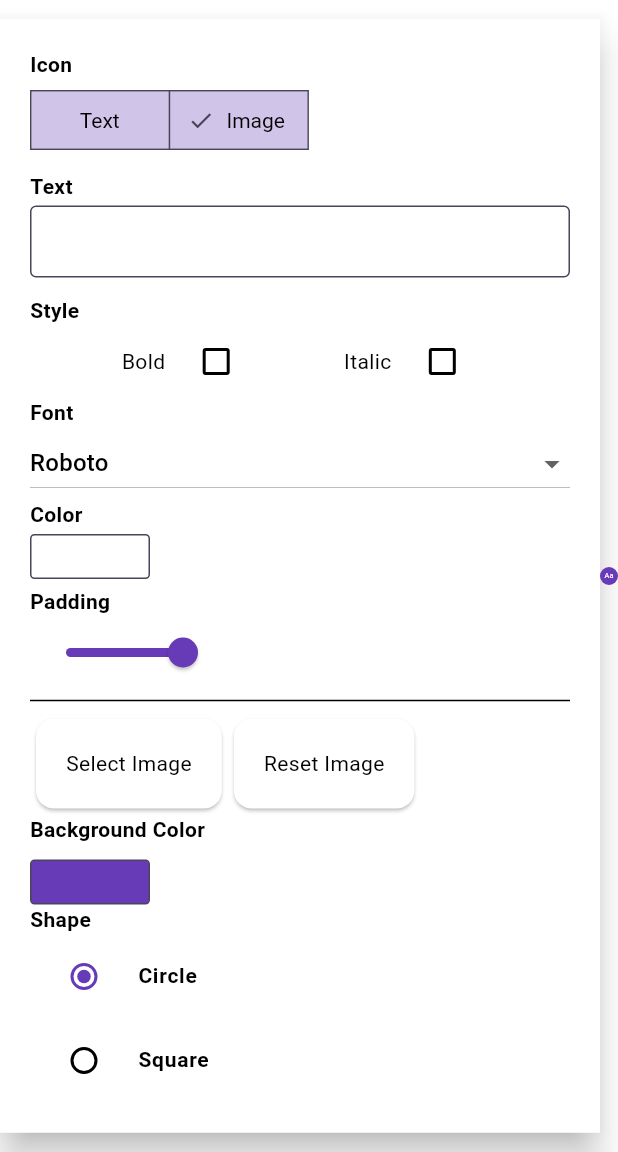
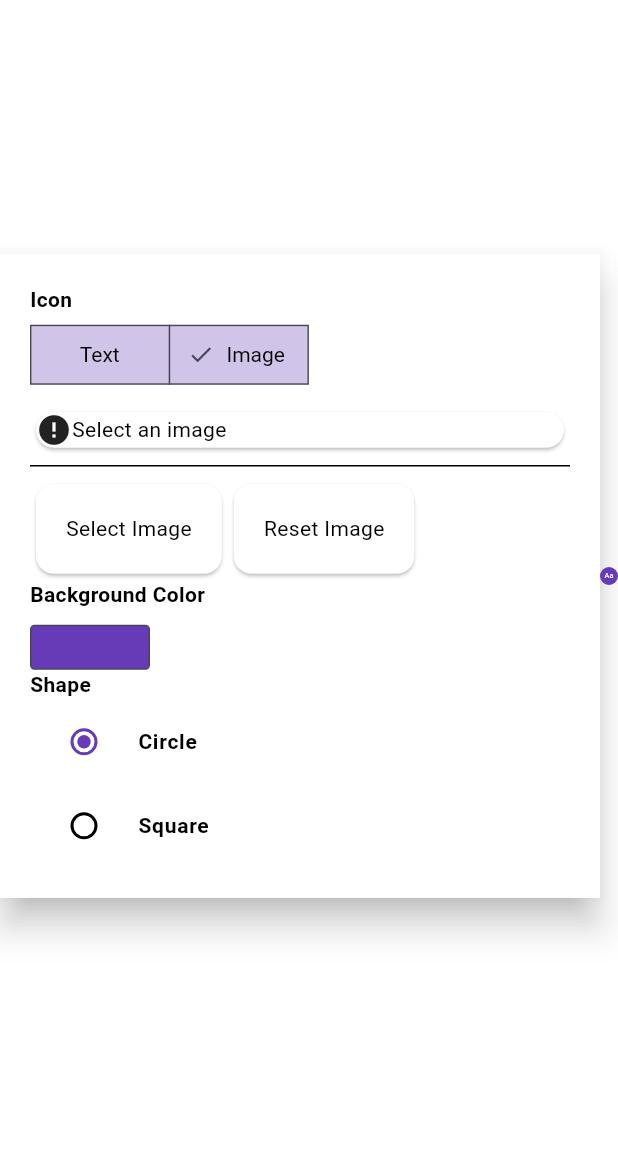
Before and after one commit to qasim-xo/icon_chef, a Flutter app: the IconEditorDesktopScreen screen opened directly, after a tap on "Image", on a phone screen of 412 x 824 dp, the part 84-1236 px from its top. Run offline on Flutter 3.47's test engine with Material 3 defaults, Android fonts, the phone set to English and light mode, and no system bars; our stand-ins replace auto_route, flutter_colorpicker, flutter_riverpod, freezed_annotation, google_fonts, image_picker and 1 more; missing offline and left inert: image_downloader_web.

Commit message:
added image

```diff
--- a/lib/screens/icon_editor/widgets/android_icon_widget.dart
+++ b/lib/screens/icon_editor/widgets/android_icon_widget.dart
@@ -21,8 +21,9 @@ class AndroidIconWidget extends ConsumerWidget {
     final padding = ref.watch(iconEditorProvider).padding;
     final bgColor = ref.watch(iconEditorProvider).backgroundColor;
     final shape = ref.watch(iconEditorProvider).shape;
+    final webImage = ref.watch(iconEditorProvider).webImage;
     // final mobileImage = ref.watch(iconEditorProvider).mobileImage;
-    final webImage = ref.watch(iconEditorProvider).webBgImage;
+    final webBgImage = ref.watch(iconEditorProvider).webBgImage;
     return RepaintBoundary(
       key: globalKey,
       child: Container(
@@ -30,28 +31,38 @@ class AndroidIconWidget extends ConsumerWidget {
         width: 60,
         decoration: BoxDecoration(
           borderRadius: shape == Shape.square ? BorderRadius.circular(6) : null,
-          image: webImage != null
+          image: webBgImage != null
               ? DecorationImage(
-                  image: MemoryImage(webImage),
+                  image: MemoryImage(webBgImage),
                 )
-              : null, // No image if webImage is null
+              : null, // No image if webBgImage
 
           shape: shape == Shape.circle ? BoxShape.circle : BoxShape.rectangle,
-          color: webImage == null
+          color: webBgImage == null
               ? Color(bgColor)
               : null, // Use primary color if no image
         ),
         child: Center(
           child: FittedBox(
-            fit: BoxFit.fitWidth,
+            fit: BoxFit.cover,
             child: Padding(
               padding: EdgeInsets.all(padding),
-              child: Text(
+              child: webImage != null
+                  ? Image.memory(
+                      height: 60,
+                      width: 60,
+                      webImage,
+                      fit: BoxFit.fitWidth,
+                    )
+                  : Text(
                       text,
                       style: context.textTheme.bodyMedium?.copyWith(
-                  fontFamily: GoogleFonts.getFont(selectedFont).fontFamily,
-                  fontWeight: isBold ? FontWeight.bold : FontWeight.normal,
-                  fontStyle: isItalic ? FontStyle.italic : FontStyle.normal,
+                        fontFamily:
+                            GoogleFonts.getFont(selectedFont).fontFamily,
+                        fontWeight:
+                            isBold ? FontWeight.bold : FontWeight.normal,
+                        fontStyle:
+                            isItalic ? FontStyle.italic : FontStyle.normal,
                         fontSize: 40,
                         color: Color(iconTextColor),
                       ),
--- a/lib/screens/icon_editor/widgets/icon_settings_bar_widget.dart
+++ b/lib/screens/icon_editor/widgets/icon_settings_bar_widget.dart
@@ -5,6 +5,7 @@ import 'package:icon_chef/screens/icon_editor/providers/icon_editor_provider.dar
 import 'package:icon_chef/screens/icon_editor/widgets/android_icon_widget.dart';
 import 'package:icon_chef/screens/icon_editor/widgets/background_options_widget.dart';
 import 'package:icon_chef/screens/icon_editor/widgets/clip_art_widget.dart';
+import 'package:icon_chef/screens/icon_editor/widgets/image_tab_options_widget.dart';
 import 'package:icon_chef/screens/icon_editor/widgets/text_tab_options_widget.dart';
 
 class IconSettingsBarWidget extends ConsumerStatefulWidget {
@@ -59,9 +60,11 @@ class _IconSettingsBarWidgetState extends ConsumerState<IconSettingsBarWidget> {
                   SizedBox(
                     height: 10,
                   ),
-                  TextTabOptionsWidget(
-                    textController: textController,
-                  ),
+                  selectedTab == 'Text'
+                      ? TextTabOptionsWidget(
+                          textController: textController,
+                        )
+                      : ImageTabOptionsWidget(),
                   Divider(),
                   BackgroundOptionsWidget(),
                 ],
--- a/lib/screens/icon_editor/widgets/image_tab_options_widget.dart
+++ b/lib/screens/icon_editor/widgets/image_tab_options_widget.dart
@@ -21,7 +21,7 @@ class ImageTabOptionsWidget extends ConsumerWidget {
             await picker.pickImage(source: ImageSource.gallery);
         if (image != null) {
           var selected = File(image.path);
-          // ref.read(iconEditorProvider.notifier).setMobileImage(selected);
+          ref.read(iconEditorProvider.notifier).setMobileImage(selected);
         }
       } else {
         final ImagePicker picker = ImagePicker();
@@ -35,10 +35,17 @@ class ImageTabOptionsWidget extends ConsumerWidget {
     }
 
     return Column(
+      mainAxisSize: MainAxisSize.max,
       children: [
-        Card(
-          child: Row(
-            children: [Text('Select an image')],
+        GestureDetector(
+          onTap: () => pickImage(),
+          child: Card(
+            child: Row(
+              children: [
+                webImage != null ? Image.memory(webImage) : Icon(Icons.error),
+                Text('Select an image')
+              ],
+            ),
           ),
         )
       ],
```
Lines whose indentation alone changed are shown as unchanged.
